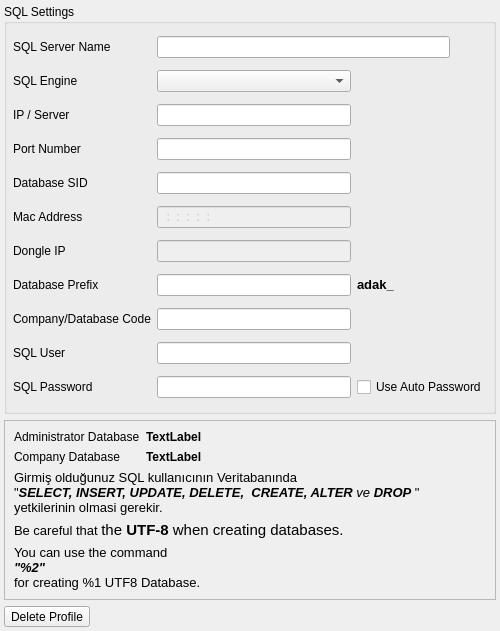
First picture: the form in LOGIN/yeni_sunucu_tanimlama_batch.ui, repository adakteknoloji/FRAMEWORK, before the edit.
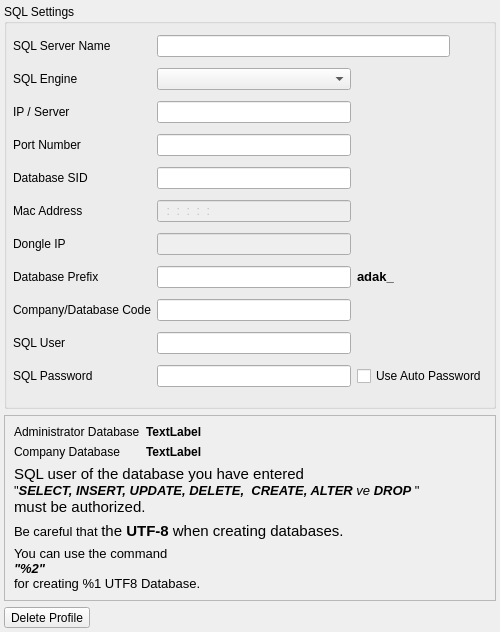
Second picture: the form after the edit.

Commit message: Yönetici sunucu tanımlama ve Yönetici izni batch'e eklemeler yapıldı. Devam edilecek.

Patch:
```diff
--- a/LOGIN/yeni_sunucu_tanimlama_batch.ui
+++ b/LOGIN/yeni_sunucu_tanimlama_batch.ui
@@ -7,7 +7,7 @@
     <x>0</x>
     <y>0</y>
     <width>500</width>
-    <height>631</height>
+    <height>632</height>
    </rect>
   </property>
   <property name="sizePolicy">
@@ -447,34 +447,23 @@
      <property name="frameShadow">
       <enum>QFrame::Raised</enum>
      </property>
-     <layout class="QGridLayout" name="gridLayout_3" rowstretch="1,1,1,1,1,1,1">
-      <item row="2" column="0" rowspan="2" colspan="2">
-       <widget class="QLabel" name="label_uyari_1">
+     <layout class="QGridLayout" name="gridLayout_3" rowstretch="1,0,0,0,0,0,0">
+      <item row="0" column="1">
+       <widget class="QLabel" name="label_yonetim_str">
         <property name="sizePolicy">
-         <sizepolicy hsizetype="Expanding" vsizetype="Expanding">
+         <sizepolicy hsizetype="Expanding" vsizetype="Fixed">
           <horstretch>0</horstretch>
           <verstretch>0</verstretch>
          </sizepolicy>
         </property>
-        <property name="text">
-         <string>&lt;!DOCTYPE HTML PUBLIC &quot;-//W3C//DTD HTML 4.0//EN&quot; &quot;http://www.w3.org/TR/REC-html40/strict.dtd&quot;&gt;
-&lt;html&gt;&lt;head&gt;&lt;meta name=&quot;qrichtext&quot; content=&quot;1&quot; /&gt;&lt;style type=&quot;text/css&quot;&gt;
-p, li { white-space: pre-wrap; }
-&lt;/style&gt;&lt;/head&gt;&lt;body style=&quot; font-family:'Sans Serif'; font-size:10pt; font-weight:400; font-style:normal;&quot;&gt;
-&lt;p style=&quot; margin-top:0px; margin-bottom:0px; margin-left:0px; margin-right:0px; -qt-block-indent:0; text-indent:0px;&quot;&gt;Girmiş olduğunuz SQL kullanıcının Veritabanında &lt;/p&gt;
-&lt;p style=&quot; margin-top:0px; margin-bottom:0px; margin-left:0px; margin-right:0px; -qt-block-indent:0; text-indent:0px;&quot;&gt;&amp;quot;&lt;span style=&quot; font-weight:600; font-style:italic;&quot;&gt;SELECT, INSERT, UPDATE, DELETE,  CREATE, ALTER&lt;/span&gt;&lt;span style=&quot; font-style:italic;&quot;&gt; ve &lt;/span&gt;&lt;span style=&quot; font-weight:600; font-style:italic;&quot;&gt;DROP&lt;/span&gt; &amp;quot; &lt;/p&gt;
-&lt;p style=&quot; margin-top:0px; margin-bottom:0px; margin-left:0px; margin-right:0px; -qt-block-indent:0; text-indent:0px;&quot;&gt;yetkilerinin olmasi gerekir.&lt;/p&gt;&lt;/body&gt;&lt;/html&gt;</string>
+        <property name="font">
+         <font>
+          <weight>75</weight>
+          <bold>true</bold>
+         </font>
         </property>
-       </widget>
-      </item>
-      <item row="4" column="0" colspan="2">
-       <widget class="QLabel" name="label_uyari_2">
         <property name="text">
-         <string>&lt;!DOCTYPE HTML PUBLIC &quot;-//W3C//DTD HTML 4.0//EN&quot; &quot;http://www.w3.org/TR/REC-html40/strict.dtd&quot;&gt;
-&lt;html&gt;&lt;head&gt;&lt;meta name=&quot;qrichtext&quot; content=&quot;1&quot; /&gt;&lt;style type=&quot;text/css&quot;&gt;
-p, li { white-space: pre-wrap; }
-&lt;/style&gt;&lt;/head&gt;&lt;body style=&quot; font-family:'Ubuntu'; font-size:11pt; font-weight:400; font-style:normal;&quot;&gt;
-&lt;p style=&quot; margin-top:0px; margin-bottom:0px; margin-left:0px; margin-right:0px; -qt-block-indent:0; text-indent:0px;&quot;&gt;&lt;span style=&quot; font-family:'Sans Serif'; font-size:10pt;&quot;&gt;Be careful that &lt;/span&gt;&lt;a name=&quot;result_box&quot;&gt;&lt;/a&gt;the &lt;span style=&quot; font-weight:600;&quot;&gt;UTF-8&lt;/span&gt; when creating databases.&lt;/p&gt;&lt;/body&gt;&lt;/html&gt;</string>
+         <string>TextLabel</string>
         </property>
        </widget>
       </item>
@@ -497,6 +486,17 @@
         </property>
        </widget>
       </item>
+      <item row="4" column="0" colspan="2">
+       <widget class="QLabel" name="label_uyari_2">
+        <property name="text">
+         <string>&lt;!DOCTYPE HTML PUBLIC &quot;-//W3C//DTD HTML 4.0//EN&quot; &quot;http://www.w3.org/TR/REC-html40/strict.dtd&quot;&gt;
+&lt;html&gt;&lt;head&gt;&lt;meta name=&quot;qrichtext&quot; content=&quot;1&quot; /&gt;&lt;style type=&quot;text/css&quot;&gt;
+p, li { white-space: pre-wrap; }
+&lt;/style&gt;&lt;/head&gt;&lt;body style=&quot; font-family:'Ubuntu'; font-size:11pt; font-weight:400; font-style:normal;&quot;&gt;
+&lt;p style=&quot; margin-top:0px; margin-bottom:0px; margin-left:0px; margin-right:0px; -qt-block-indent:0; text-indent:0px;&quot;&gt;&lt;span style=&quot; font-family:'Sans Serif'; font-size:10pt;&quot;&gt;Be careful that &lt;/span&gt;&lt;a name=&quot;result_box&quot;&gt;&lt;/a&gt;the &lt;span style=&quot; font-weight:600;&quot;&gt;UTF-8&lt;/span&gt; when creating databases.&lt;/p&gt;&lt;/body&gt;&lt;/html&gt;</string>
+        </property>
+       </widget>
+      </item>
       <item row="0" column="0">
        <widget class="QLabel" name="label_yonetim">
         <property name="sizePolicy">
@@ -510,25 +510,6 @@
         </property>
        </widget>
       </item>
-      <item row="0" column="1">
-       <widget class="QLabel" name="label_yonetim_str">
-        <property name="sizePolicy">
-         <sizepolicy hsizetype="Expanding" vsizetype="Fixed">
-          <horstretch>0</horstretch>
-          <verstretch>0</verstretch>
-         </sizepolicy>
-        </property>
-        <property name="font">
-         <font>
-          <weight>75</weight>
-          <bold>true</bold>
-         </font>
-        </property>
-        <property name="text">
-         <string>TextLabel</string>
-        </property>
-       </widget>
-      </item>
       <item row="1" column="0">
        <widget class="QLabel" name="label_sirket">
         <property name="sizePolicy">
@@ -561,6 +542,25 @@
         </property>
        </widget>
       </item>
+      <item row="2" column="0" rowspan="2" colspan="2">
+       <widget class="QLabel" name="label_uyari_1">
+        <property name="sizePolicy">
+         <sizepolicy hsizetype="Expanding" vsizetype="Expanding">
+          <horstretch>0</horstretch>
+          <verstretch>0</verstretch>
+         </sizepolicy>
+        </property>
+        <property name="text">
+         <string>&lt;!DOCTYPE HTML PUBLIC &quot;-//W3C//DTD HTML 4.0//EN&quot; &quot;http://www.w3.org/TR/REC-html40/strict.dtd&quot;&gt;
+&lt;html&gt;&lt;head&gt;&lt;meta name=&quot;qrichtext&quot; content=&quot;1&quot; /&gt;&lt;style type=&quot;text/css&quot;&gt;
+p, li { white-space: pre-wrap; }
+&lt;/style&gt;&lt;/head&gt;&lt;body style=&quot; font-family:'Ubuntu'; font-size:11pt; font-weight:400; font-style:normal;&quot;&gt;
+&lt;p style=&quot; margin-top:0px; margin-bottom:0px; margin-left:0px; margin-right:0px; -qt-block-indent:0; text-indent:0px;&quot;&gt;&lt;a name=&quot;result_box&quot;&gt;&lt;/a&gt;SQL user of the database you have entered&lt;/p&gt;
+&lt;p style=&quot; margin-top:0px; margin-bottom:0px; margin-left:0px; margin-right:0px; -qt-block-indent:0; text-indent:0px;&quot;&gt;&lt;span style=&quot; font-family:'Sans Serif'; font-size:10pt;&quot;&gt;&amp;quot;&lt;/span&gt;&lt;span style=&quot; font-family:'Sans Serif'; font-size:10pt; font-weight:600; font-style:italic;&quot;&gt;SELECT, INSERT, UPDATE, DELETE,  CREATE, ALTER&lt;/span&gt;&lt;span style=&quot; font-family:'Sans Serif'; font-size:10pt; font-style:italic;&quot;&gt; ve &lt;/span&gt;&lt;span style=&quot; font-family:'Sans Serif'; font-size:10pt; font-weight:600; font-style:italic;&quot;&gt;DROP&lt;/span&gt;&lt;span style=&quot; font-family:'Sans Serif'; font-size:10pt;&quot;&gt; &amp;quot; &lt;/span&gt;&lt;/p&gt;
+&lt;p style=&quot; margin-top:0px; margin-bottom:0px; margin-left:0px; margin-right:0px; -qt-block-indent:0; text-indent:0px;&quot;&gt;&lt;a name=&quot;result_box&quot;&gt;&lt;/a&gt;must be authorized.&lt;/p&gt;&lt;/body&gt;&lt;/html&gt;</string>
+        </property>
+       </widget>
+      </item>
      </layout>
     </widget>
    </item>
```
The commit also changes 2 other files.
